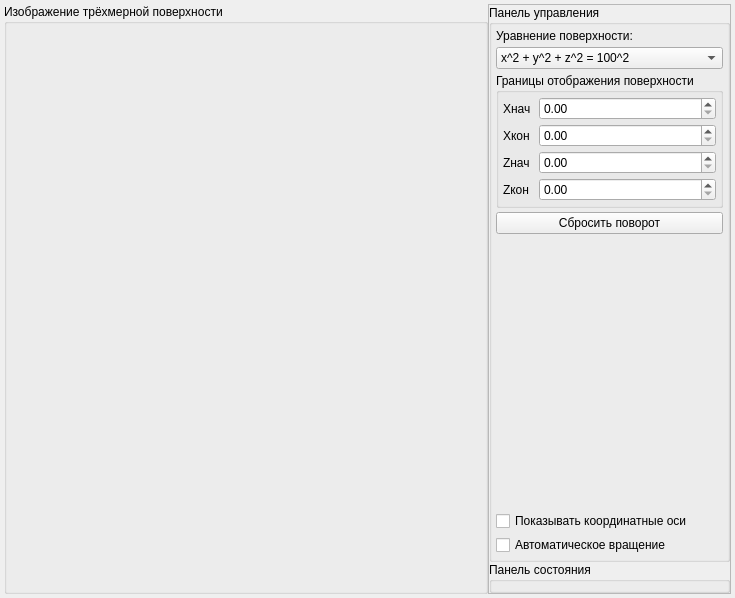
This is lab_10/forms/mainwindow.ui in RullDeef/cg-lab as Qt 5 draws it before an edit. The edited form follows.
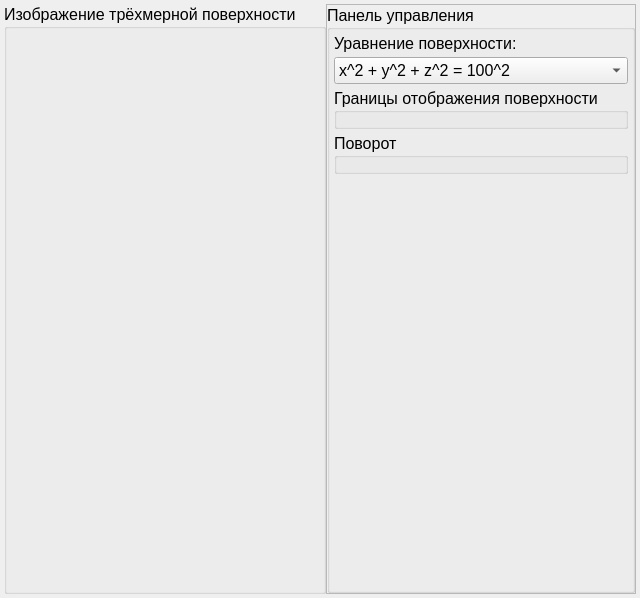
This is the edited form.

```diff
--- a/lab_10/forms/mainwindow.ui
+++ b/lab_10/forms/mainwindow.ui
@@ -6,10 +6,15 @@
    <rect>
     <x>0</x>
     <y>0</y>
-    <width>735</width>
+    <width>633</width>
     <height>598</height>
    </rect>
   </property>
+  <property name="font">
+   <font>
+    <pointsize>12</pointsize>
+   </font>
+  </property>
   <property name="windowTitle">
    <string>MainWindow</string>
   </property>
@@ -65,7 +70,7 @@
       <property name="frameShadow">
        <enum>QFrame::Raised</enum>
       </property>
-      <layout class="QVBoxLayout" name="verticalLayout_2" stretch="1,0">
+      <layout class="QVBoxLayout" name="verticalLayout_2" stretch="1">
        <property name="spacing">
         <number>0</number>
        </property>
@@ -142,54 +147,31 @@
              <property name="bottomMargin">
               <number>4</number>
              </property>
-             <item row="0" column="0">
-              <widget class="QLabel" name="label_2">
-               <property name="text">
-                <string>Xнач</string>
-               </property>
-              </widget>
-             </item>
-             <item row="0" column="1">
-              <widget class="QDoubleSpinBox" name="xStart"/>
-             </item>
-             <item row="1" column="0">
-              <widget class="QLabel" name="label_3">
-               <property name="text">
-                <string>Xкон</string>
-               </property>
-              </widget>
-             </item>
-             <item row="1" column="1">
-              <widget class="QDoubleSpinBox" name="xEnd"/>
-             </item>
-             <item row="2" column="0">
-              <widget class="QLabel" name="label_4">
-               <property name="text">
-                <string>Zнач</string>
-               </property>
-              </widget>
-             </item>
-             <item row="2" column="1">
-              <widget class="QDoubleSpinBox" name="zStart"/>
-             </item>
-             <item row="3" column="0">
-              <widget class="QLabel" name="label_5">
-               <property name="text">
-                <string>Zкон</string>
-               </property>
-              </widget>
-             </item>
-             <item row="3" column="1">
-              <widget class="QDoubleSpinBox" name="zEnd"/>
-             </item>
             </layout>
            </widget>
           </item>
           <item>
-           <widget class="QPushButton" name="resetRotation">
-            <property name="text">
-             <string>Сбросить поворот</string>
+           <widget class="QGroupBox" name="orientationSelector">
+            <property name="title">
+             <string>Поворот</string>
             </property>
+            <layout class="QGridLayout" name="gridLayout">
+             <property name="leftMargin">
+              <number>4</number>
+             </property>
+             <property name="topMargin">
+              <number>4</number>
+             </property>
+             <property name="rightMargin">
+              <number>4</number>
+             </property>
+             <property name="bottomMargin">
+              <number>4</number>
+             </property>
+             <property name="spacing">
+              <number>4</number>
+             </property>
+            </layout>
            </widget>
           </item>
           <item>
@@ -205,30 +187,9 @@
             </property>
            </spacer>
           </item>
-          <item>
-           <widget class="QCheckBox" name="showAxes">
-            <property name="text">
-             <string>Показывать координатные оси</string>
-            </property>
-           </widget>
-          </item>
-          <item>
-           <widget class="QCheckBox" name="autoRotate">
-            <property name="text">
-             <string>Автоматическое вращение</string>
-            </property>
-           </widget>
-          </item>
          </layout>
         </widget>
        </item>
-       <item>
-        <widget class="QGroupBox" name="groupBox_3">
-         <property name="title">
-          <string>Панель состояния</string>
-         </property>
-        </widget>
-       </item>
       </layout>
      </widget>
     </item>
```
Left out of the diff: 2 changed lines with no effect on the pictures.
